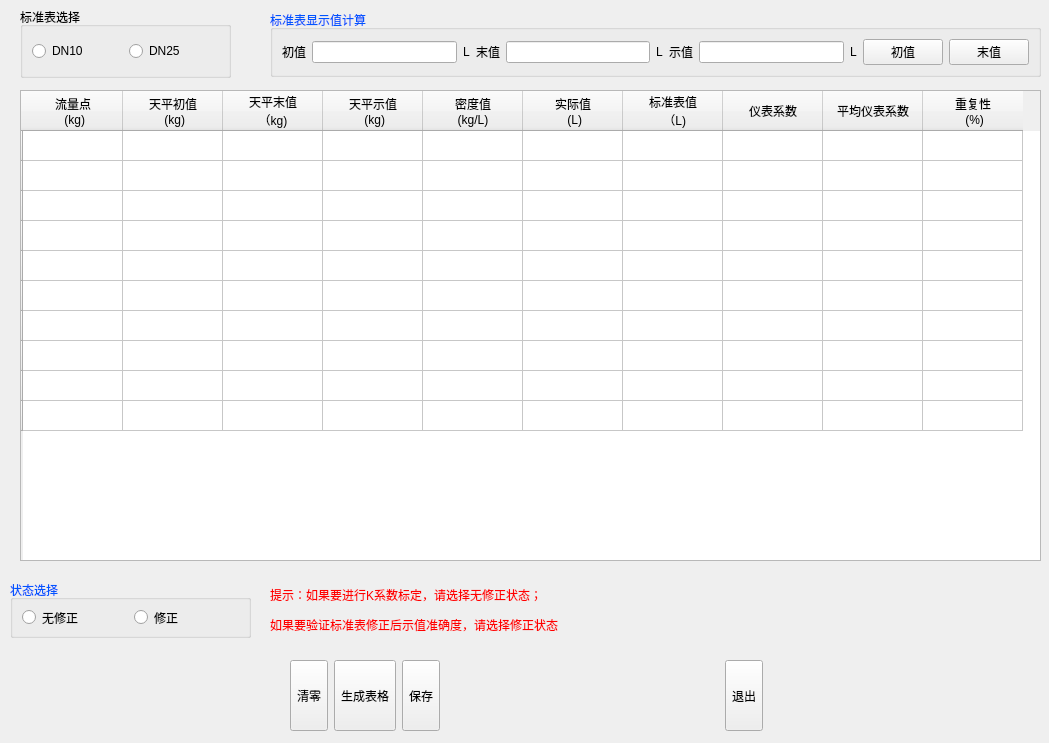
Qt form source/systemset/systemsetdlg/ui/stdcoecorrect.ui (flimmy78/qtverify) before a commit.
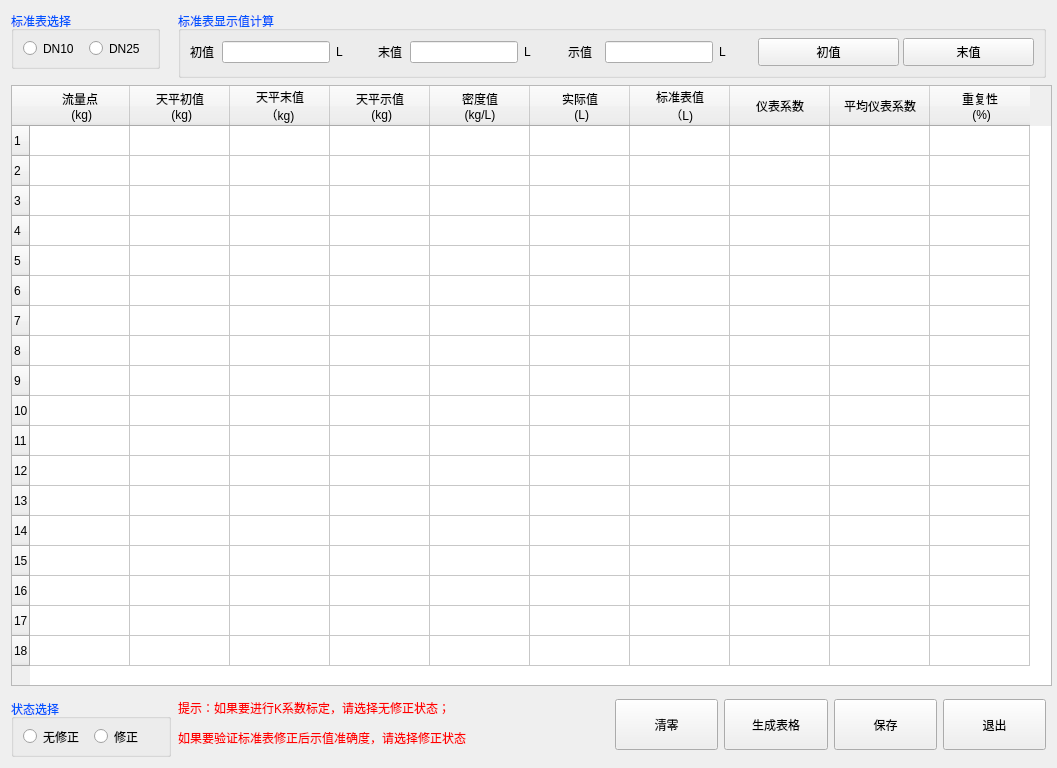
The same form after that commit.

Commit message: 标准表系数标定中单元格合并

Diff of the .ui file:
```diff
--- a/source/systemset/systemsetdlg/ui/stdcoecorrect.ui
+++ b/source/systemset/systemsetdlg/ui/stdcoecorrect.ui
@@ -9,8 +9,8 @@
    <rect>
     <x>0</x>
     <y>0</y>
-    <width>1049</width>
-    <height>743</height>
+    <width>1057</width>
+    <height>768</height>
    </rect>
   </property>
   <property name="windowTitle">
@@ -19,10 +19,10 @@
   <widget class="QLabel" name="label">
    <property name="geometry">
     <rect>
-     <x>270</x>
-     <y>585</y>
-     <width>531</width>
-     <height>51</height>
+     <x>178</x>
+     <y>699</y>
+     <width>360</width>
+     <height>46</height>
     </rect>
    </property>
    <property name="text">
@@ -32,9 +32,9 @@
   <widget class="QGroupBox" name="groupBox_2">
    <property name="geometry">
     <rect>
-     <x>270</x>
-     <y>10</y>
-     <width>771</width>
+     <x>178</x>
+     <y>11</y>
+     <width>868</width>
      <height>67</height>
     </rect>
    </property>
@@ -78,8 +78,53 @@
    <property name="title">
     <string>标准表显示值计算</string>
    </property>
-   <layout class="QGridLayout" name="gridLayout_6">
-    <item row="0" column="0">
+   <widget class="QPushButton" name="pushButton_3">
+    <property name="geometry">
+     <rect>
+      <x>580</x>
+      <y>27</y>
+      <width>141</width>
+      <height>28</height>
+     </rect>
+    </property>
+    <property name="sizePolicy">
+     <sizepolicy hsizetype="Expanding" vsizetype="Fixed">
+      <horstretch>0</horstretch>
+      <verstretch>0</verstretch>
+     </sizepolicy>
+    </property>
+    <property name="text">
+     <string>初值</string>
+    </property>
+   </widget>
+   <widget class="QPushButton" name="pushButton_4">
+    <property name="geometry">
+     <rect>
+      <x>725</x>
+      <y>27</y>
+      <width>131</width>
+      <height>28</height>
+     </rect>
+    </property>
+    <property name="sizePolicy">
+     <sizepolicy hsizetype="Expanding" vsizetype="Fixed">
+      <horstretch>0</horstretch>
+      <verstretch>0</verstretch>
+     </sizepolicy>
+    </property>
+    <property name="text">
+     <string>末值</string>
+    </property>
+   </widget>
+   <widget class="QWidget" name="">
+    <property name="geometry">
+     <rect>
+      <x>12</x>
+      <y>27</y>
+      <width>171</width>
+      <height>28</height>
+     </rect>
+    </property>
      <layout class="QGridLayout" name="gridLayout_2">
       <item row="0" column="0">
        <widget class="QLabel" name="label_5">
@@ -126,7 +171,14 @@
        </widget>
       </item>
       <item row="0" column="1">
-       <widget class="QLineEdit" name="lineEdit"/>
+      <widget class="QLineEdit" name="lineEdit">
+       <property name="sizePolicy">
+        <sizepolicy hsizetype="Preferred" vsizetype="Fixed">
+         <horstretch>0</horstretch>
+         <verstretch>0</verstretch>
+        </sizepolicy>
+       </property>
+      </widget>
       </item>
       <item row="0" column="2">
        <widget class="QLabel" name="label_8">
@@ -173,8 +225,16 @@
        </widget>
       </item>
      </layout>
-    </item>
-    <item row="0" column="1">
+   </widget>
+   <widget class="QWidget" name="">
+    <property name="geometry">
+     <rect>
+      <x>200</x>
+      <y>27</y>
+      <width>171</width>
+      <height>28</height>
+     </rect>
+    </property>
      <layout class="QGridLayout" name="gridLayout_4">
       <item row="0" column="0">
        <widget class="QLabel" name="label_6">
@@ -221,7 +281,14 @@
        </widget>
       </item>
       <item row="0" column="1">
-       <widget class="QLineEdit" name="lineEdit_2"/>
+      <widget class="QLineEdit" name="lineEdit_2">
+       <property name="sizePolicy">
+        <sizepolicy hsizetype="Preferred" vsizetype="Fixed">
+         <horstretch>0</horstretch>
+         <verstretch>0</verstretch>
+        </sizepolicy>
+       </property>
+      </widget>
       </item>
       <item row="0" column="2">
        <widget class="QLabel" name="label_9">
@@ -268,8 +335,16 @@
        </widget>
       </item>
      </layout>
-    </item>
-    <item row="0" column="2">
+   </widget>
+   <widget class="QWidget" name="">
+    <property name="geometry">
+     <rect>
+      <x>390</x>
+      <y>27</y>
+      <width>181</width>
+      <height>28</height>
+     </rect>
+    </property>
      <layout class="QGridLayout" name="gridLayout_5">
       <item row="0" column="0">
        <widget class="QLabel" name="label_7">
@@ -316,7 +391,14 @@
        </widget>
       </item>
       <item row="0" column="1">
-       <widget class="QLineEdit" name="lineEdit_3"/>
+      <widget class="QLineEdit" name="lineEdit_3">
+       <property name="sizePolicy">
+        <sizepolicy hsizetype="Preferred" vsizetype="Fixed">
+         <horstretch>0</horstretch>
+         <verstretch>0</verstretch>
+        </sizepolicy>
+       </property>
+      </widget>
       </item>
       <item row="0" column="2">
        <widget class="QLabel" name="label_10">
@@ -363,29 +445,14 @@
        </widget>
       </item>
      </layout>
-    </item>
-    <item row="0" column="3">
-     <widget class="QPushButton" name="pushButton_3">
-      <property name="text">
-       <string>初值</string>
-      </property>
-     </widget>
-    </item>
-    <item row="0" column="4">
-     <widget class="QPushButton" name="pushButton_4">
-      <property name="text">
-       <string>末值</string>
-      </property>
-     </widget>
-    </item>
-   </layout>
+   </widget>
   </widget>
   <widget class="QGroupBox" name="groupBox_3">
    <property name="geometry">
     <rect>
-     <x>10</x>
-     <y>580</y>
-     <width>241</width>
+     <x>11</x>
+     <y>699</y>
+     <width>160</width>
      <height>58</height>
     </rect>
    </property>
@@ -523,18 +590,92 @@
   <widget class="QGroupBox" name="groupBox">
    <property name="geometry">
     <rect>
-     <x>20</x>
-     <y>7</y>
-     <width>211</width>
-     <height>71</height>
+     <x>11</x>
+     <y>11</y>
+     <width>149</width>
+     <height>58</height>
     </rect>
    </property>
+   <property name="palette">
+    <palette>
+     <active>
+      <colorrole role="WindowText">
+       <brush brushstyle="SolidPattern">
+        <color alpha="255">
+         <red>0</red>
+         <green>85</green>
+         <blue>255</blue>
+        </color>
+       </brush>
+      </colorrole>
+     </active>
+     <inactive>
+      <colorrole role="WindowText">
+       <brush brushstyle="SolidPattern">
+        <color alpha="255">
+         <red>0</red>
+         <green>85</green>
+         <blue>255</blue>
+        </color>
+       </brush>
+      </colorrole>
+     </inactive>
+     <disabled>
+      <colorrole role="WindowText">
+       <brush brushstyle="SolidPattern">
+        <color alpha="255">
+         <red>120</red>
+         <green>120</green>
+         <blue>120</blue>
+        </color>
+       </brush>
+      </colorrole>
+     </disabled>
+    </palette>
+   </property>
    <property name="title">
     <string>标准表选择</string>
    </property>
    <layout class="QGridLayout" name="gridLayout">
     <item row="0" column="0">
      <widget class="QRadioButton" name="radioButton">
+      <property name="palette">
+       <palette>
+        <active>
+         <colorrole role="WindowText">
+          <brush brushstyle="SolidPattern">
+           <color alpha="255">
+            <red>0</red>
+            <green>0</green>
+            <blue>0</blue>
+           </color>
+          </brush>
+         </colorrole>
+        </active>
+        <inactive>
+         <colorrole role="WindowText">
+          <brush brushstyle="SolidPattern">
+           <color alpha="255">
+            <red>0</red>
+            <green>0</green>
+            <blue>0</blue>
+           </color>
+          </brush>
+         </colorrole>
+        </inactive>
+        <disabled>
+         <colorrole role="WindowText">
+          <brush brushstyle="SolidPattern">
+           <color alpha="255">
+            <red>120</red>
+            <green>120</green>
+            <blue>120</blue>
+           </color>
+          </brush>
+         </colorrole>
+        </disabled>
+       </palette>
+      </property>
       <property name="text">
        <string>DN10</string>
       </property>
@@ -542,6 +683,43 @@
     </item>
     <item row="0" column="1">
      <widget class="QRadioButton" name="radioButton_2">
+      <property name="palette">
+       <palette>
+        <active>
+         <colorrole role="WindowText">
+          <brush brushstyle="SolidPattern">
+           <color alpha="255">
+            <red>0</red>
+            <green>0</green>
+            <blue>0</blue>
+           </color>
+          </brush>
+         </colorrole>
+        </active>
+        <inactive>
+         <colorrole role="WindowText">
+          <brush brushstyle="SolidPattern">
+           <color alpha="255">
+            <red>0</red>
+            <green>0</green>
+            <blue>0</blue>
+           </color>
+          </brush>
+         </colorrole>
+        </inactive>
+        <disabled>
+         <colorrole role="WindowText">
+          <brush brushstyle="SolidPattern">
+           <color alpha="255">
+            <red>120</red>
+            <green>120</green>
+            <blue>120</blue>
+           </color>
+          </brush>
+         </colorrole>
+        </disabled>
+       </palette>
+      </property>
       <property name="text">
        <string>DN25</string>
       </property>
@@ -552,62 +730,39 @@
   <widget class="QTableWidget" name="tableWidget">
    <property name="geometry">
     <rect>
-     <x>20</x>
-     <y>90</y>
-     <width>1021</width>
-     <height>471</height>
+     <x>11</x>
+     <y>85</y>
+     <width>1041</width>
+     <height>601</height>
     </rect>
    </property>
-   <row>
-    <property name="text">
-     <string/>
-    </property>
-   </row>
-   <row>
-    <property name="text">
-     <string/>
-    </property>
-   </row>
-   <row>
-    <property name="text">
-     <string/>
-    </property>
-   </row>
-   <row>
-    <property name="text">
-     <string/>
-    </property>
-   </row>
-   <row>
-    <property name="text">
-     <string/>
-    </property>
-   </row>
-   <row>
-    <property name="text">
-     <string/>
-    </property>
-   </row>
-   <row>
-    <property name="text">
-     <string/>
-    </property>
-   </row>
-   <row>
-    <property name="text">
-     <string/>
-    </property>
-   </row>
-   <row>
-    <property name="text">
-     <string/>
-    </property>
-   </row>
-   <row>
-    <property name="text">
-     <string/>
-    </property>
-   </row>
+   <property name="lineWidth">
+    <number>1</number>
+   </property>
+   <property name="autoScrollMargin">
+    <number>10</number>
+   </property>
+   <property name="rowCount">
+    <number>18</number>
+   </property>
+   <row/>
+   <row/>
+   <row/>
+   <row/>
+   <row/>
+   <row/>
+   <row/>
+   <row/>
+   <row/>
+   <row/>
+   <row/>
+   <row/>
+   <row/>
+   <row/>
+   <row/>
+   <row/>
+   <row/>
+   <row/>
    <column>
     <property name="text">
      <string>流量点
@@ -670,30 +825,17 @@
   <widget class="QWidget" name="layoutWidget">
    <property name="geometry">
     <rect>
-     <x>11</x>
-     <y>660</y>
-     <width>1031</width>
-     <height>71</height>
+     <x>615</x>
+     <y>699</y>
+     <width>431</width>
+     <height>51</height>
     </rect>
    </property>
    <layout class="QGridLayout" name="gridLayout_7">
     <item row="0" column="0">
-     <spacer name="horizontalSpacer_2">
-      <property name="orientation">
-       <enum>Qt::Horizontal</enum>
-      </property>
-      <property name="sizeHint" stdset="0">
-       <size>
-        <width>40</width>
-        <height>20</height>
-       </size>
-      </property>
-     </spacer>
-    </item>
-    <item row="0" column="1">
      <widget class="QToolButton" name="toolButton">
       <property name="sizePolicy">
-       <sizepolicy hsizetype="Preferred" vsizetype="Expanding">
+       <sizepolicy hsizetype="Preferred" vsizetype="Preferred">
         <horstretch>0</horstretch>
         <verstretch>0</verstretch>
        </sizepolicy>
@@ -703,10 +845,10 @@
       </property>
      </widget>
     </item>
-    <item row="0" column="2">
+    <item row="0" column="1">
      <widget class="QToolButton" name="toolButton_2">
       <property name="sizePolicy">
-       <sizepolicy hsizetype="Preferred" vsizetype="Expanding">
+       <sizepolicy hsizetype="Preferred" vsizetype="Preferred">
         <horstretch>0</horstretch>
         <verstretch>0</verstretch>
        </sizepolicy>
@@ -716,10 +858,10 @@
       </property>
      </widget>
     </item>
-    <item row="0" column="3">
+    <item row="0" column="2">
      <widget class="QToolButton" name="toolButton_3">
       <property name="sizePolicy">
-       <sizepolicy hsizetype="Preferred" vsizetype="Expanding">
+       <sizepolicy hsizetype="Preferred" vsizetype="Preferred">
         <horstretch>0</horstretch>
         <verstretch>0</verstretch>
        </sizepolicy>
@@ -729,23 +871,10 @@
       </property>
      </widget>
     </item>
-    <item row="0" column="4">
-     <spacer name="horizontalSpacer">
-      <property name="orientation">
-       <enum>Qt::Horizontal</enum>
-      </property>
-      <property name="sizeHint" stdset="0">
-       <size>
-        <width>40</width>
-        <height>20</height>
-       </size>
-      </property>
-     </spacer>
-    </item>
-    <item row="0" column="5">
+    <item row="0" column="3">
      <widget class="QToolButton" name="btnExit">
       <property name="sizePolicy">
-       <sizepolicy hsizetype="Preferred" vsizetype="Expanding">
+       <sizepolicy hsizetype="Preferred" vsizetype="Preferred">
         <horstretch>0</horstretch>
         <verstretch>0</verstretch>
        </sizepolicy>
@@ -755,19 +884,6 @@
       </property>
      </widget>
     </item>
-    <item row="0" column="6">
-     <spacer name="horizontalSpacer_3">
-      <property name="orientation">
-       <enum>Qt::Horizontal</enum>
-      </property>
-      <property name="sizeHint" stdset="0">
-       <size>
-        <width>40</width>
-        <height>20</height>
-       </size>
-      </property>
-     </spacer>
-    </item>
    </layout>
   </widget>
   <zorder>layoutWidget</zorder>
```
Lines whose indentation alone changed are shown as unchanged. The commit also changes 2 other files.
